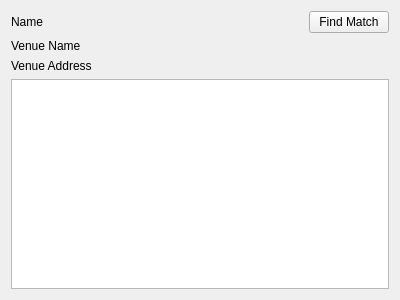
Qt form src/mobile-app/myeventtablewidget.ui (Aesylwinn/software-engineering) before a commit.
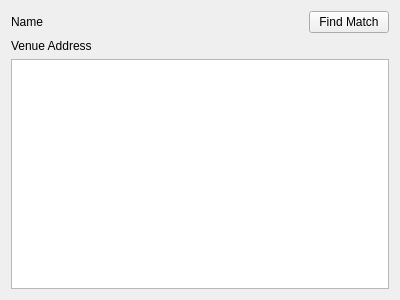
The same form after that commit.

```diff
--- a/src/mobile-app/myeventtablewidget.ui
+++ b/src/mobile-app/myeventtablewidget.ui
@@ -45,19 +45,6 @@
      </item>
     </layout>
    </item>
-   <item>
-    <widget class="QLabel" name="venueName">
-     <property name="sizePolicy">
-      <sizepolicy hsizetype="Preferred" vsizetype="Preferred">
-       <horstretch>0</horstretch>
-       <verstretch>0</verstretch>
-      </sizepolicy>
-     </property>
-     <property name="text">
-      <string>Venue Name</string>
-     </property>
-    </widget>
-   </item>
    <item>
     <widget class="QLabel" name="venueAddress">
      <property name="text">
```
